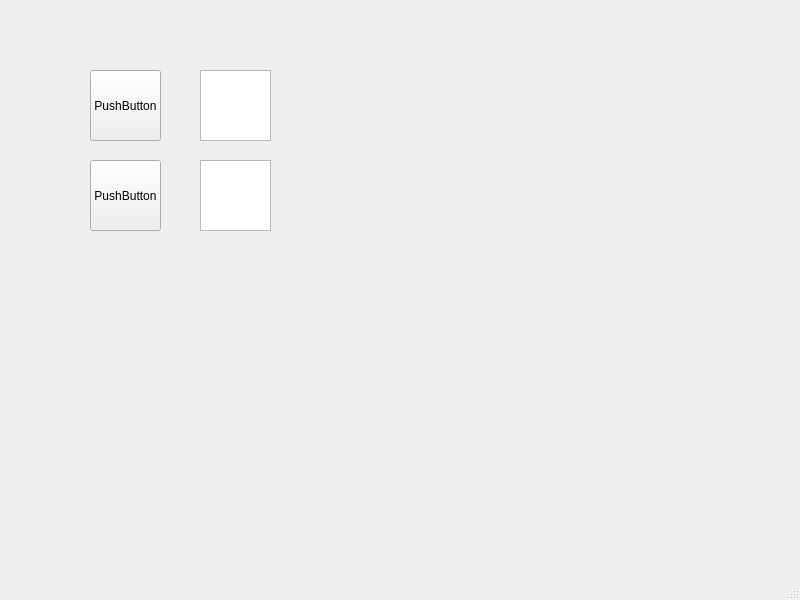
Leo-Klisanic/krizic_kruzic, file mainwindow.ui: the form before one commit.
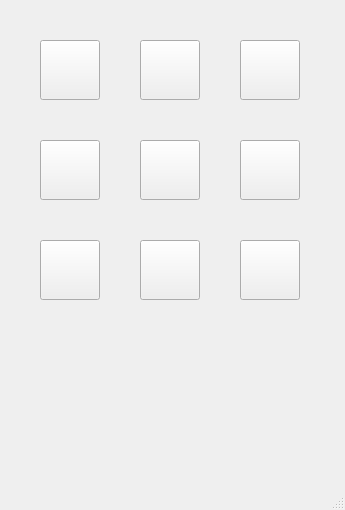
The form after the commit.

Commit message:
Dodani widgeti
Dodani push buttons i labels

Patch:
```diff
--- a/mainwindow.ui
+++ b/mainwindow.ui
@@ -6,58 +6,415 @@
    <rect>
     <x>0</x>
     <y>0</y>
-    <width>800</width>
-    <height>600</height>
+    <width>345</width>
+    <height>510</height>
    </rect>
   </property>
   <property name="windowTitle">
    <string>MainWindow</string>
   </property>
   <widget class="QWidget" name="centralwidget">
+   <widget class="QPushButton" name="pushButton_8">
+    <property name="geometry">
+     <rect>
+      <x>140</x>
+      <y>240</y>
+      <width>60</width>
+      <height>60</height>
+     </rect>
+    </property>
+    <property name="text">
+     <string/>
+    </property>
+   </widget>
+   <widget class="QLabel" name="labelwon">
+    <property name="geometry">
+     <rect>
+      <x>120</x>
+      <y>320</y>
+      <width>131</width>
+      <height>31</height>
+     </rect>
+    </property>
+    <property name="font">
+     <font>
+      <pointsize>16</pointsize>
+      <weight>50</weight>
+      <bold>false</bold>
+     </font>
+    </property>
+    <property name="text">
+     <string/>
+    </property>
+   </widget>
    <widget class="QPushButton" name="pushButton">
     <property name="geometry">
      <rect>
-      <x>90</x>
-      <y>70</y>
-      <width>71</width>
-      <height>71</height>
+      <x>40</x>
+      <y>40</y>
+      <width>60</width>
+      <height>60</height>
      </rect>
     </property>
     <property name="text">
-     <string>PushButton</string>
+     <string/>
     </property>
+    <property name="flat">
+     <bool>false</bool>
+    </property>
    </widget>
-   <widget class="QTextEdit" name="textEdit">
+   <widget class="QLabel" name="label_10">
     <property name="geometry">
      <rect>
-      <x>200</x>
-      <y>70</y>
-      <width>71</width>
-      <height>71</height>
+      <x>250</x>
+      <y>240</y>
+      <width>60</width>
+      <height>60</height>
      </rect>
+    </property>
+    <property name="font">
+     <font>
+      <pointsize>30</pointsize>
+      <weight>75</weight>
+      <bold>true</bold>
+     </font>
+    </property>
+    <property name="text">
+     <string/>
+    </property>
+   </widget>
+   <widget class="QLabel" name="label_3">
+    <property name="geometry">
+     <rect>
+      <x>160</x>
+      <y>40</y>
+      <width>60</width>
+      <height>60</height>
+     </rect>
+    </property>
+    <property name="font">
+     <font>
+      <pointsize>30</pointsize>
+      <weight>75</weight>
+      <bold>true</bold>
+     </font>
+    </property>
+    <property name="text">
+     <string/>
+    </property>
+   </widget>
+   <widget class="QLabel" name="label_11">
+    <property name="geometry">
+     <rect>
+      <x>110</x>
+      <y>430</y>
+      <width>40</width>
+      <height>40</height>
+     </rect>
+    </property>
+    <property name="font">
+     <font>
+      <pointsize>20</pointsize>
+      <weight>75</weight>
+      <bold>true</bold>
+     </font>
+    </property>
+    <property name="text">
+     <string/>
+    </property>
+   </widget>
+   <widget class="QPushButton" name="pushButton_7">
+    <property name="geometry">
+     <rect>
+      <x>40</x>
+      <y>240</y>
+      <width>60</width>
+      <height>60</height>
+     </rect>
+    </property>
+    <property name="text">
+     <string/>
+    </property>
+   </widget>
+   <widget class="QPushButton" name="pushButton_5">
+    <property name="geometry">
+     <rect>
+      <x>140</x>
+      <y>140</y>
+      <width>60</width>
+      <height>60</height>
+     </rect>
+    </property>
+    <property name="text">
+     <string/>
+    </property>
+   </widget>
+   <widget class="QLabel" name="labelx">
+    <property name="geometry">
+     <rect>
+      <x>180</x>
+      <y>370</y>
+      <width>50</width>
+      <height>40</height>
+     </rect>
+    </property>
+    <property name="font">
+     <font>
+      <pointsize>20</pointsize>
+      <weight>75</weight>
+      <bold>true</bold>
+     </font>
+    </property>
+    <property name="text">
+     <string/>
+    </property>
+   </widget>
+   <widget class="QPushButton" name="pushButton_4">
+    <property name="geometry">
+     <rect>
+      <x>40</x>
+      <y>140</y>
+      <width>60</width>
+      <height>60</height>
+     </rect>
+    </property>
+    <property name="text">
+     <string/>
+    </property>
+   </widget>
+   <widget class="QLabel" name="label_9">
+    <property name="geometry">
+     <rect>
+      <x>160</x>
+      <y>240</y>
+      <width>60</width>
+      <height>60</height>
+     </rect>
+    </property>
+    <property name="font">
+     <font>
+      <pointsize>30</pointsize>
+      <weight>75</weight>
+      <bold>true</bold>
+     </font>
+    </property>
+    <property name="text">
+     <string/>
+    </property>
+   </widget>
+   <widget class="QLabel" name="label_7">
+    <property name="geometry">
+     <rect>
+      <x>260</x>
+      <y>140</y>
+      <width>60</width>
+      <height>60</height>
+     </rect>
+    </property>
+    <property name="font">
+     <font>
+      <pointsize>30</pointsize>
+      <weight>75</weight>
+      <bold>true</bold>
+     </font>
+    </property>
+    <property name="text">
+     <string/>
+    </property>
+   </widget>
+   <widget class="QPushButton" name="pushButton_6">
+    <property name="geometry">
+     <rect>
+      <x>240</x>
+      <y>140</y>
+      <width>60</width>
+      <height>60</height>
+     </rect>
+    </property>
+    <property name="text">
+     <string/>
+    </property>
+   </widget>
+   <widget class="QLabel" name="label_6">
+    <property name="geometry">
+     <rect>
+      <x>160</x>
+      <y>140</y>
+      <width>60</width>
+      <height>60</height>
+     </rect>
+    </property>
+    <property name="font">
+     <font>
+      <pointsize>30</pointsize>
+      <weight>75</weight>
+      <bold>true</bold>
+     </font>
+    </property>
+    <property name="text">
+     <string/>
+    </property>
+   </widget>
+   <widget class="QLabel" name="label_8">
+    <property name="geometry">
+     <rect>
+      <x>60</x>
+      <y>240</y>
+      <width>60</width>
+      <height>60</height>
+     </rect>
+    </property>
+    <property name="font">
+     <font>
+      <pointsize>30</pointsize>
+      <weight>75</weight>
+      <bold>true</bold>
+     </font>
+    </property>
+    <property name="text">
+     <string/>
     </property>
    </widget>
    <widget class="QPushButton" name="pushButton_2">
     <property name="geometry">
      <rect>
-      <x>90</x>
-      <y>160</y>
-      <width>71</width>
-      <height>71</height>
+      <x>140</x>
+      <y>40</y>
+      <width>60</width>
+      <height>60</height>
      </rect>
     </property>
     <property name="text">
-     <string>PushButton</string>
+     <string/>
     </property>
    </widget>
-   <widget class="QTextEdit" name="textEdit_2">
+   <widget class="QPushButton" name="pushButton_3">
     <property name="geometry">
      <rect>
-      <x>200</x>
-      <y>160</y>
-      <width>71</width>
-      <height>71</height>
+      <x>240</x>
+      <y>40</y>
+      <width>60</width>
+      <height>60</height>
      </rect>
+    </property>
+    <property name="toolTip">
+     <string/>
+    </property>
+    <property name="text">
+     <string/>
+    </property>
+   </widget>
+   <widget class="QPushButton" name="pushButton_9">
+    <property name="geometry">
+     <rect>
+      <x>240</x>
+      <y>240</y>
+      <width>60</width>
+      <height>60</height>
+     </rect>
+    </property>
+    <property name="text">
+     <string/>
+    </property>
+   </widget>
+   <widget class="QLabel" name="label_4">
+    <property name="geometry">
+     <rect>
+      <x>260</x>
+      <y>40</y>
+      <width>60</width>
+      <height>60</height>
+     </rect>
+    </property>
+    <property name="font">
+     <font>
+      <pointsize>30</pointsize>
+      <weight>75</weight>
+      <bold>true</bold>
+     </font>
+    </property>
+    <property name="text">
+     <string/>
+    </property>
+   </widget>
+   <widget class="QLabel" name="label_5">
+    <property name="geometry">
+     <rect>
+      <x>60</x>
+      <y>140</y>
+      <width>60</width>
+      <height>60</height>
+     </rect>
+    </property>
+    <property name="font">
+     <font>
+      <pointsize>30</pointsize>
+      <weight>75</weight>
+      <bold>true</bold>
+     </font>
+    </property>
+    <property name="text">
+     <string/>
+    </property>
+   </widget>
+   <widget class="QLabel" name="label">
+    <property name="geometry">
+     <rect>
+      <x>110</x>
+      <y>370</y>
+      <width>40</width>
+      <height>40</height>
+     </rect>
+    </property>
+    <property name="font">
+     <font>
+      <pointsize>20</pointsize>
+      <weight>75</weight>
+      <bold>true</bold>
+     </font>
+    </property>
+    <property name="text">
+     <string/>
+    </property>
+   </widget>
+   <widget class="QLabel" name="labelo">
+    <property name="geometry">
+     <rect>
+      <x>180</x>
+      <y>430</y>
+      <width>50</width>
+      <height>40</height>
+     </rect>
+    </property>
+    <property name="font">
+     <font>
+      <pointsize>20</pointsize>
+      <weight>75</weight>
+      <bold>true</bold>
+     </font>
+    </property>
+    <property name="text">
+     <string/>
+    </property>
+   </widget>
+   <widget class="QLabel" name="label_2">
+    <property name="geometry">
+     <rect>
+      <x>60</x>
+      <y>40</y>
+      <width>60</width>
+      <height>60</height>
+     </rect>
+    </property>
+    <property name="font">
+     <font>
+      <pointsize>30</pointsize>
+      <weight>75</weight>
+      <bold>true</bold>
+     </font>
+    </property>
+    <property name="text">
+     <string/>
     </property>
    </widget>
   </widget>
```
Left out of the diff: 4 changed lines with no effect on the pictures. The commit also changes 1 other file.
